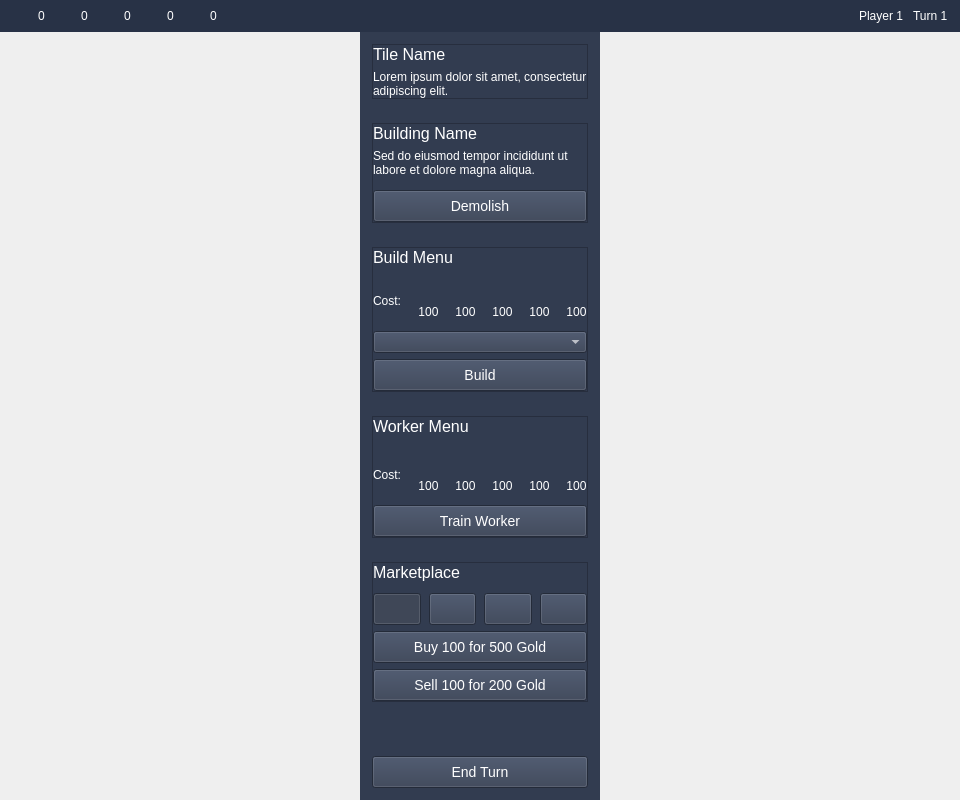
Old version of the form Game/mapwindow.ui in the repository jonspe/ohj3-pirkanmaan-valloitus.
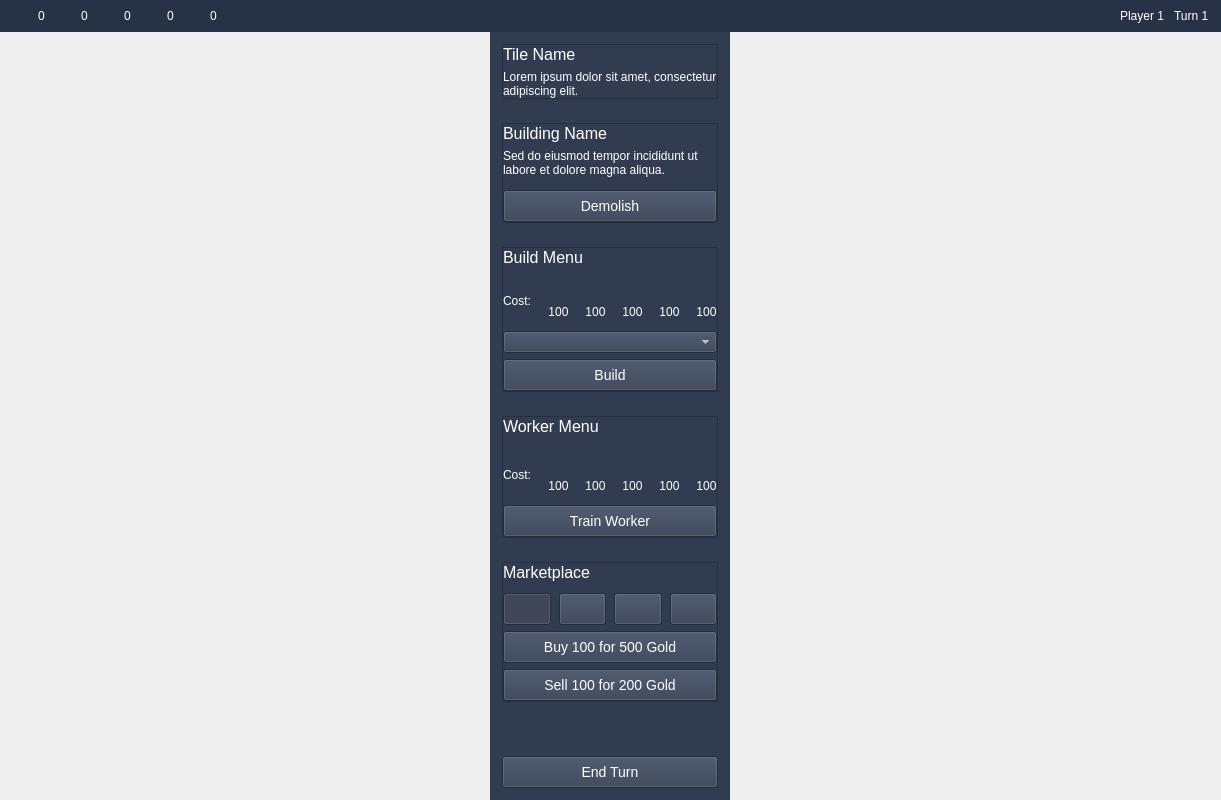
New version of the form. Icons and pictures are not drawn.

Commit message: Increase default width for game window

```diff
--- a/Game/mapwindow.ui
+++ b/Game/mapwindow.ui
@@ -6,7 +6,7 @@
    <rect>
     <x>0</x>
     <y>0</y>
-    <width>960</width>
+    <width>1221</width>
     <height>800</height>
    </rect>
   </property>
```
